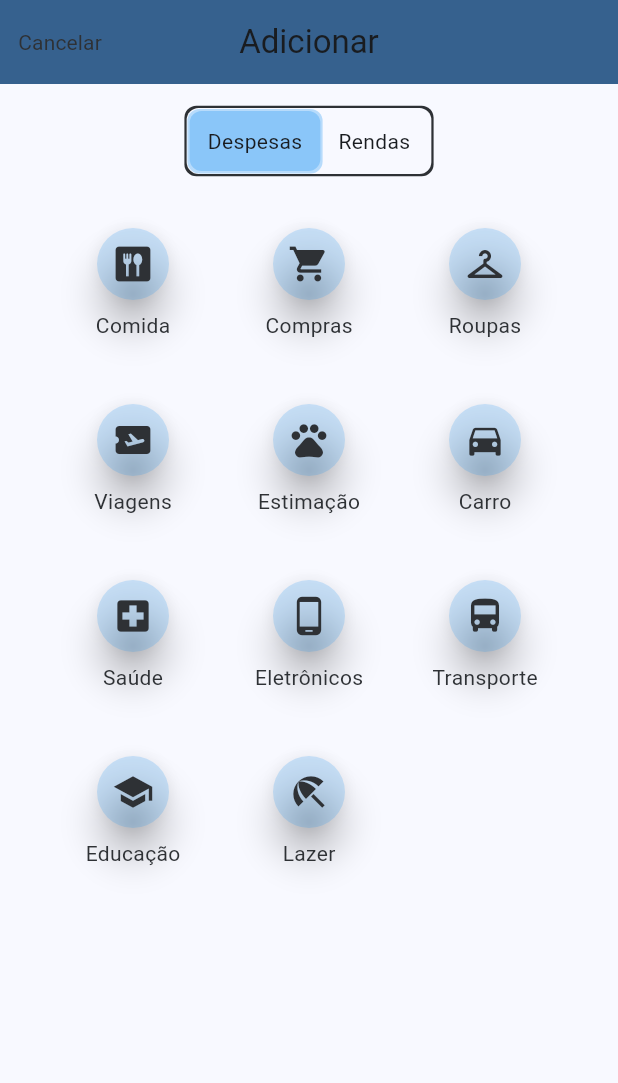
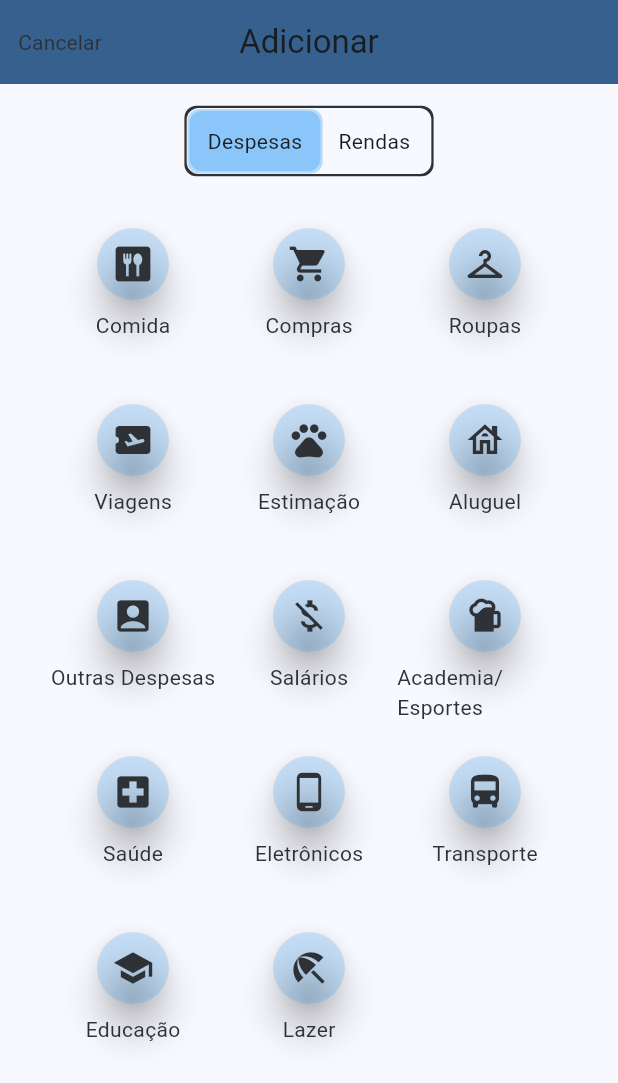
Before and after one commit to orbitatecnologiafsa/allen_finance, a Flutter app: the TelaAdicionar screen opened directly, on a phone screen of 412 x 824 dp. Shown: the top 1083 px of the screen. Run offline on Flutter 3.47's test engine with Material 3 defaults, Android fonts, the phone set to English and light mode, and no system bars; drawn by our look-alikes of custom_sliding_segmented_control; our stand-ins replace adaptive_theme, cloud_firestore, firebase_auth, firebase_core, fl_chart, flutter_signin_button and 1 more; accounts and stored records are empty; generated files the repository leaves out were written again.

Commit message:
novas categorias

```diff
--- a/lib/telas/tala_graficos.dart
+++ b/lib/telas/tala_graficos.dart
@@ -46,7 +46,8 @@ class _TelaGraficoState extends State<TelaGrafico> {
                         '2022',
                         '2023',
                         '2024',
-                        '2025'
+                        '2025',
+                        '2026'
                       ].map<DropdownMenuItem<String>>((String value) {
                         return DropdownMenuItem<String>(
                           value: value,
--- a/lib/telas/tela_adicionar.dart
+++ b/lib/telas/tela_adicionar.dart
@@ -41,8 +41,23 @@ class TelaAdicionarState extends State<TelaAdicionar> {
         label: 'Estimação',
       ),
       CustomIconButton(
-        icon: Icons.directions_car,
-        label: 'Carro',
+        icon: Icons.house_outlined,
+        label: 'Aluguel',
+      ),
+
+       CustomIconButton(
+        icon: Icons.account_box,
+        label: 'Outras Despesas',
+      ),
+
+       CustomIconButton(
+        icon: Icons.money_off,
+        label: 'Salários',
+      ),
+
+       CustomIconButton(
+        icon: Icons.sports_bar,
+        label: 'Academia/Esportes',
       ),
       CustomIconButton(
         icon: Icons.local_hospital,
@@ -77,7 +92,7 @@ class TelaAdicionarState extends State<TelaAdicionar> {
       ),
       CustomIconButton(
         icon: Icons.access_time,
-        label: 'Meio Período',
+        label: 'Extras',
       ),
       CustomIconButton(
         icon: Icons.card_giftcard,
--- a/lib/telas/tela_inicio.dart
+++ b/lib/telas/tela_inicio.dart
@@ -31,8 +31,12 @@ class _TelaInicioState extends State<TelaInicio> {
     'Lazer': Icons.beach_access,
     'Salário': Icons.monetization_on,
     'Investimentos': Icons.trending_up,
-    'Meio Período': Icons.access_time,
+    'Extras': Icons.access_time,
     'Prêmios': Icons.card_giftcard,
+    'Salários': Icons.money_off,
+    'Academia/Esportes': Icons.sports,
+    'Outras Despesas': Icons.account_box,
+
   };
 
   // Armazena o ano e mês selecionados
```
Also changed, not shown: firebase.json, 4 other files.
